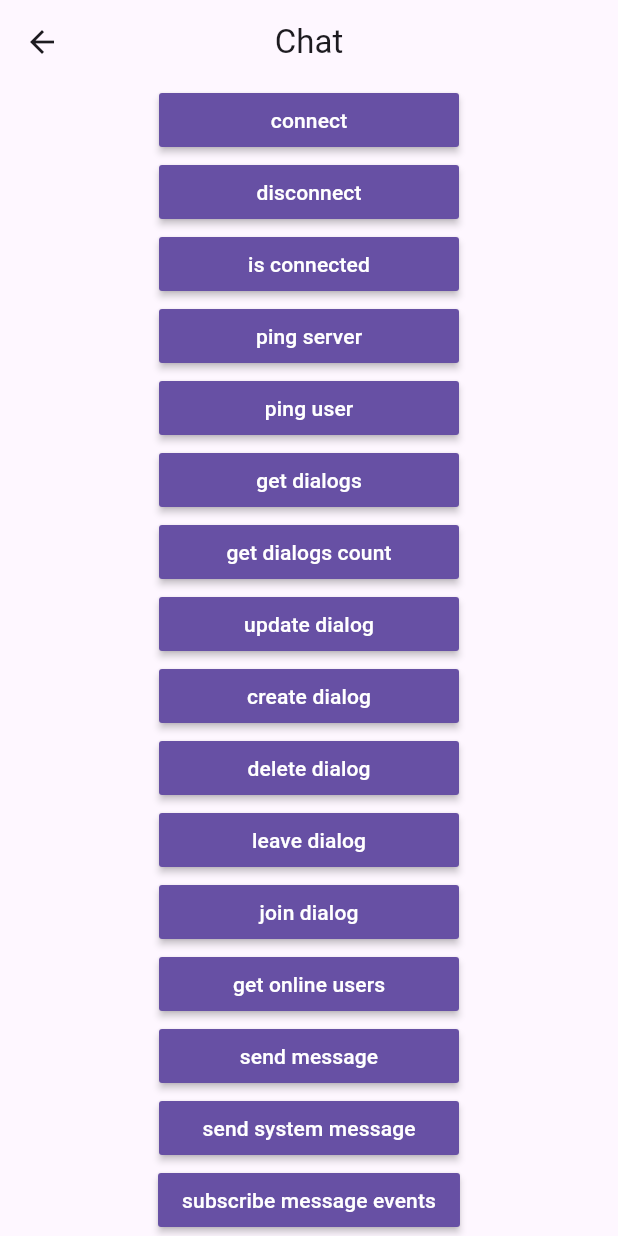
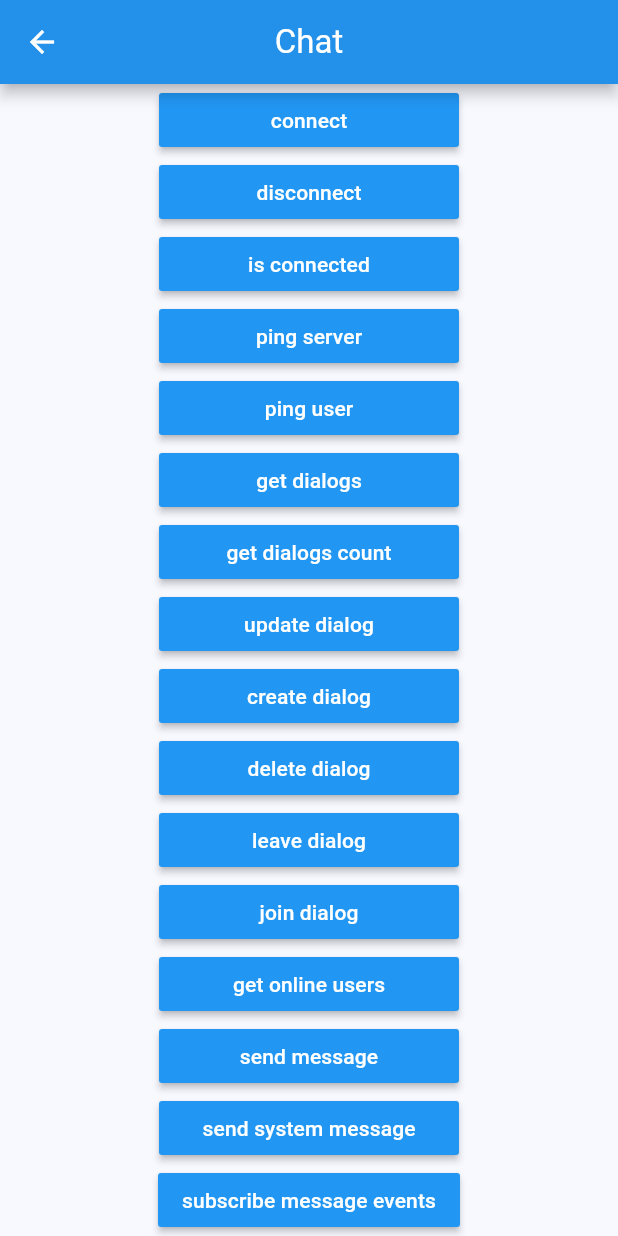
Before and after one commit to QuickBlox/quickblox-flutter-samples, a Flutter app: the screen it shows after launch, after a tap on "Chat", on a phone screen of 412 x 824 dp. Run offline on Flutter 3.47's test engine with Material 3 defaults, Android fonts, the phone set to English and light mode, and no system bars; our stand-ins replace connectivity, file_picker, flutter_svg, grouped_list, hive_flutter, package_info and 2 more; missing offline and left inert: quickblox_sdk; accounts and stored records are empty.

Commit message:
refactored simple sample

```diff
--- a/simple_sample/lib/main.dart
+++ b/simple_sample/lib/main.dart
@@ -10,13 +10,26 @@ import 'package:quickblox_sdk_example/screens/settings_screen.dart';
 import 'package:quickblox_sdk_example/screens/subscriptions_screen.dart';
 import 'package:quickblox_sdk_example/screens/users_screen.dart';
 import 'package:quickblox_sdk_example/screens/webrtc_screen.dart';
+import 'package:quickblox_sdk_example/widgets/blue_app_bar.dart';
+import 'package:quickblox_sdk_example/widgets/blue_button.dart';
 
 void main() => runApp(App());
 
 class App extends StatelessWidget {
   @override
   Widget build(BuildContext context) {
-    return MaterialApp(home: MainScreen());
+    return MaterialApp(
+      home: MainScreen(),
+      theme: ThemeData(
+        useMaterial3: true,
+        colorScheme: ColorScheme.fromSeed(seedColor: Colors.blue, primary: Colors.blue),
+        appBarTheme: AppBarTheme(
+          elevation: 4.0,
+          color: Colors.blue,
+          shadowColor: Theme.of(context).colorScheme.shadow,
+        ),
+      ),
+    );
   }
 }
 
@@ -24,35 +37,22 @@ class MainScreen extends StatelessWidget {
   @override
   Widget build(BuildContext context) {
     return Scaffold(
-        appBar: _buildAppBar(),
+        appBar: BlueAppBar('Flutter Quickblox SDK'),
         body: Center(
             child: Column(children: [
-          _buildButton(context, 'Auth', AuthScreen()),
-          _buildButton(context, 'Chat', ChatScreen()),
-          _buildButton(context, 'Custom objects', CustomObjectsScreen()),
-          _buildButton(context, 'File', ContentScreen()),
-          _buildButton(context, 'Events', EventsScreen()),
-          _buildButton(context, 'Subscriptions', SubscriptionsScreen()),
-          _buildButton(context, 'Settings', SettingsScreen()),
-          _buildButton(context, 'Users', UsersScreen()),
-          _buildButton(context, 'WebRTC', WebRTCScreen()),
-          _buildButton(context, 'Conference', ConferenceScreen()),
+          BlueButton('Auth', () => AuthScreen.show(context)),
+          BlueButton('Chat', () => ChatScreen.show(context)),
+          BlueButton('Custom objects', () => CustomObjectsScreen.show(context)),
+          BlueButton('File', () => ContentScreen.show(context)),
+          BlueButton('Events', () => EventsScreen.show(context)),
+          BlueButton('Subscriptions', () => SubscriptionsScreen.show(context)),
+          BlueButton('Settings', () => SettingsScreen.show(context)),
+          BlueButton('Users', () => UsersScreen.show(context)),
+          BlueButton('WebRTC', () => WebRTCScreen.show(context)),
+          BlueButton('Conference', () => ConferenceScreen.show(context)),
           Padding(
               padding: EdgeInsets.fromLTRB(0, 30, 0, 0),
               child: Text("USER LOGIN: $USER_LOGIN \n USER ID: $LOGGED_USER_ID", style: TextStyle(fontSize: 14)))
         ])));
   }
-
-  PreferredSizeWidget _buildAppBar() {
-    return AppBar(title: const Text('Flutter Quickblox SDK'), centerTitle: true);
-  }
-
-  Widget _buildButton(BuildContext context, String title, Widget screen) {
-    return MaterialButton(
-        minWidth: 200,
-        child: Text(title),
-        color: Theme.of(context).primaryColor,
-        textColor: Colors.white,
-        onPressed: () => Navigator.push(context, MaterialPageRoute(builder: (BuildContext context) => screen)));
-  }
 }
--- a/simple_sample/lib/screens/chat_screen.dart
+++ b/simple_sample/lib/screens/chat_screen.dart
@@ -13,8 +13,14 @@ import 'package:quickblox_sdk/quickblox_sdk.dart';
 import 'package:quickblox_sdk_example/credentials.dart';
 import 'package:quickblox_sdk_example/utils/dialog_utils.dart';
 import 'package:quickblox_sdk_example/utils/snackbar_utils.dart';
+import 'package:quickblox_sdk_example/widgets/blue_app_bar.dart';
+import 'package:quickblox_sdk_example/widgets/blue_button.dart';
 
 class ChatScreen extends StatefulWidget {
+  static show(BuildContext context) {
+    Navigator.push(context, MaterialPageRoute(builder: (BuildContext context) => ChatScreen()));
+  }
+
   @override
   State<StatefulWidget> createState() => _ChatScreenState();
 }
@@ -37,6 +43,12 @@ class _ChatScreenState extends State<ChatScreen> with WidgetsBindingObserver {
   StreamSubscription? _reconnectionSuccessSubscription;
 
   @override
+  void initState() {
+    super.initState();
+    QB.settings.enableXMPPLogging();
+  }
+
+  @override
   void dispose() {
     super.dispose();
 
@@ -56,83 +68,67 @@ class _ChatScreenState extends State<ChatScreen> with WidgetsBindingObserver {
   Widget build(BuildContext context) {
     return Scaffold(
         key: _scaffoldKey,
-        appBar: _buildAppBar(),
+        appBar: BlueAppBar('Chat'),
         body: Center(
             child: SingleChildScrollView(
                 child: Column(children: [
-          _buildButton('connect', () => connect()),
-          _buildButton('disconnect', () => disconnect()),
-          _buildButton('is connected', () => isConnected()),
-          _buildButton('ping server', () => pingServer()),
-          _buildButton('ping user', () => pingUser()),
-          _buildButton('get dialogs', () => getDialogs()),
-          _buildButton('get dialogs count', () => getDialogsCount()),
-          _buildButton('update dialog', () => updateDialog()),
-          _buildButton('create dialog', () => createDialog()),
-          _buildButton('delete dialog', () => deleteDialog()),
-          _buildButton('leave dialog', () => leaveDialog()),
-          _buildButton('join dialog', () => joinDialog()),
-          _buildButton('get online users', () => getOnlineUsers()),
-          _buildButton('send message', () => sendMessage()),
-          _buildButton('send system message', () => sendSystemMessage()),
-          _buildButton('subscribe message events', () {
+          BlueButton('connect', () => connect()),
+          BlueButton('disconnect', () => disconnect()),
+          BlueButton('is connected', () => isConnected()),
+          BlueButton('ping server', () => pingServer()),
+          BlueButton('ping user', () => pingUser()),
+          BlueButton('get dialogs', () => getDialogs()),
+          BlueButton('get dialogs count', () => getDialogsCount()),
+          BlueButton('update dialog', () => updateDialog()),
+          BlueButton('create dialog', () => createDialog()),
+          BlueButton('delete dialog', () => deleteDialog()),
+          BlueButton('leave dialog', () => leaveDialog()),
+          BlueButton('join dialog', () => joinDialog()),
+          BlueButton('get online users', () => getOnlineUsers()),
+          BlueButton('send message', () => sendMessage()),
+          BlueButton('send system message', () => sendSystemMessage()),
+          BlueButton('subscribe message events', () {
             subscribeNewMessage();
             subscribeSystemMessage();
           }),
-          _buildButton('unsubscribe message events', () {
+          BlueButton('unsubscribe message events', () {
             unsubscribeNewMessage();
             unsubscribeSystemMessage();
           }),
-          _buildButton('mark message read', () => markMessageRead()),
-          _buildButton('mark message delivered', () => markMessageDelivered()),
-          _buildButton('subscribe message status', () {
+          BlueButton('mark message read', () => markMessageRead()),
+          BlueButton('mark message delivered', () => markMessageDelivered()),
+          BlueButton('subscribe message status', () {
             subscribeMessageDelivered();
             subscribeMessageRead();
           }),
-          _buildButton('unsubscribe message status', () {
+          BlueButton('unsubscribe message status', () {
             unsubscribeDeliveredMessage();
             unsubscribeReadMessage();
           }),
-          _buildButton('send is typing', () => sendIsTyping()),
-          _buildButton('send stopped typing', () => sendStoppedTyping()),
-          _buildButton('subscribe typing', () {
+          BlueButton('send is typing', () => sendIsTyping()),
+          BlueButton('send stopped typing', () => sendStoppedTyping()),
+          BlueButton('subscribe typing', () {
             subscribeUserTyping();
             subscribeUserStopTyping();
           }),
-          _buildButton('unsubscribe typing', () {
+          BlueButton('unsubscribe typing', () {
             unsubscribeUserTyping();
             unsubscribeUserStopTyping();
           }),
-          _buildButton('get dialog messages', () => getDialogMessages()),
-          _buildButton('subscribe event connections', () {
+          BlueButton('get dialog messages', () => getDialogMessages()),
+          BlueButton('subscribe event connections', () {
             subscribeConnected();
             subscribeConnectionClosed();
             subscribeReconnectionFailed();
             subscribeReconnectionSuccess();
           }),
-          _buildButton('unsubscribe event connections', () {
+          BlueButton('unsubscribe event connections', () {
             unsubscribeConnected();
             unsubscribeConnectionClosed();
             unsubscribeReconnectionFailed();
             unsubscribeReconnectionSuccess();
           })
         ]))));
-  }
-
-  PreferredSizeWidget _buildAppBar() {
-    return AppBar(
-        title: const Text('Chat'),
-        centerTitle: true,
-        leading: IconButton(icon: Icon(Icons.arrow_back), onPressed: () => Navigator.of(context).pop()));
-  }
-
-  Widget _buildButton(String title, Function? callback) {
-    return MaterialButton(
-        minWidth: 200,
-        child: Text(title),
-        color: Theme.of(context).primaryColor,
-        textColor: Colors.white,
-        onPressed: () => callback?.call());
   }
 
   void connect() async {
--- /dev/null
+++ b/simple_sample/lib/widgets/blue_app_bar.dart
@@ -0,0 +1,6 @@
+import 'package:flutter/material.dart';
+
+class BlueAppBar extends AppBar {
+  BlueAppBar(String title)
+      : super(title: Text(title), centerTitle: true, foregroundColor: Colors.white);
+}
--- /dev/null
+++ b/simple_sample/lib/widgets/blue_button.dart
@@ -0,0 +1,17 @@
+import 'package:flutter/material.dart';
+
+class BlueButton extends StatelessWidget {
+  const BlueButton(this._title, this._onPressed, {Key? key}) : super(key: key);
+
+  final String _title;
+  final Function _onPressed;
+
+  Widget build(BuildContext context) {
+    return MaterialButton(
+        minWidth: 200,
+        child: Text(_title),
+        color: Colors.blue,
+        textColor: Colors.white,
+        onPressed: () => _onPressed.call());
+  }
+}
```
Also changed, not shown: simple_sample/lib/screens/auth_screen.dart (+13 -23 lines), simple_sample/lib/screens/conference_screen.dart (+23 -34 lines), simple_sample/lib/screens/content_screen.dart (+14 -24 lines), simple_sample/lib/screens/custom_objects_screen.dart (+14 -25 lines), simple_sample/lib/screens/events_screen.dart (+12 -23 lines), simple_sample/lib/screens/settings_screen.dart (+15 -25 lines), simple_sample/lib/screens/subscriptions_screen.dart (+10 -20 lines), simple_sample/lib/screens/users_screen.dart (+11 -21 lines), simple_sample/lib/screens/webrtc_screen.dart (+32 -41 lines), 1 other file.
